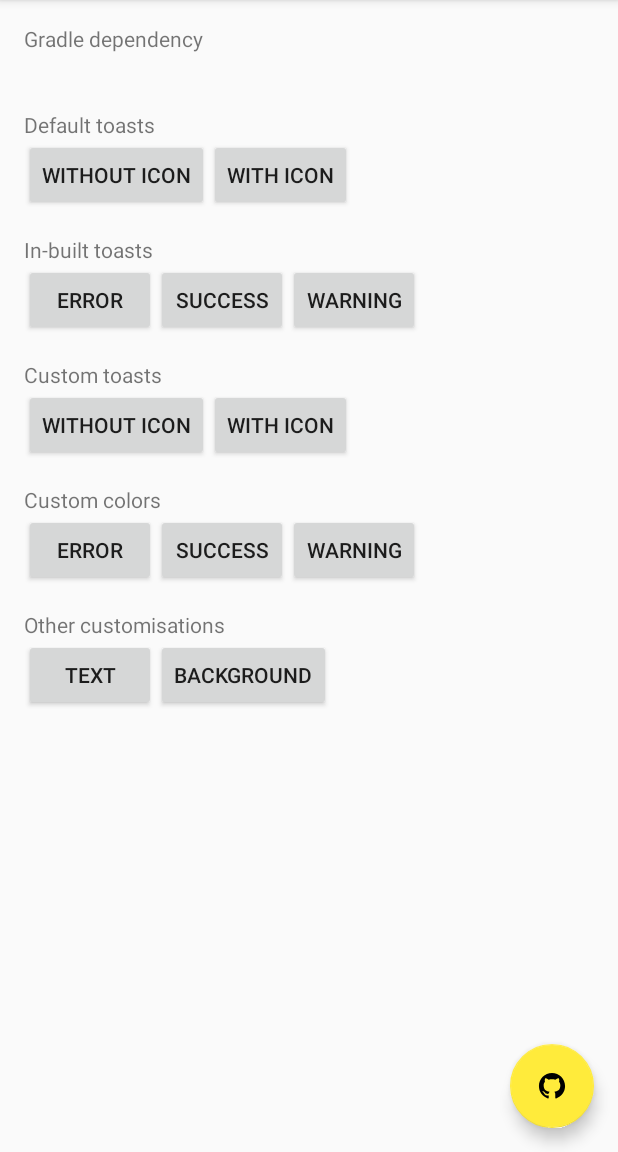
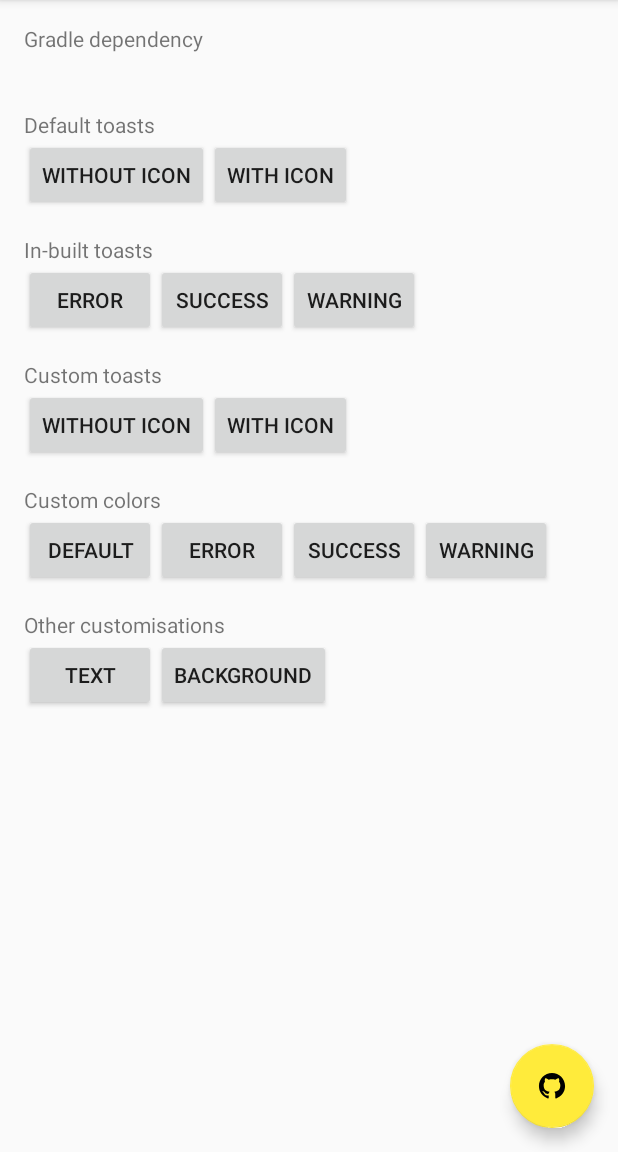
Before and after one commit to pranavpandey/dynamic-toasts, an Android app: the screen it shows after launch (DynamicToastsActivity), on a phone screen of 412 x 824 dp, the part 84-1236 px from its top. Run offline under Robolectric (Android 15) with nearby library versions, the phone set to English and light mode, and no system bars; 2 statements that could not run were skipped.

Commit message:
Add custom colors support for in-built toasts

```diff
--- a/sample/src/main/res/layout/content_dynamic_toasts.xml
+++ b/sample/src/main/res/layout/content_dynamic_toasts.xml
@@ -117,6 +117,12 @@
             android:orientation="horizontal">
 
             <Button
+                android:id="@+id/toast_default_custom"
+                android:layout_width="wrap_content"
+                android:layout_height="wrap_content"
+                android:text="@string/default_custom" />
+
+            <Button
                 android:id="@+id/toast_error_custom"
                 android:layout_width="wrap_content"
                 android:layout_height="wrap_content"
--- a/sample/src/main/res/values/strings.xml
+++ b/sample/src/main/res/values/strings.xml
@@ -13,12 +13,17 @@
     <string name="with_icon">With icon</string>
     <string name="with_icon_desc">A default toast with icon.</string>
     <string name="inbuilt_toasts">In-built toasts</string>
+    <string name="default_custom">Default</string>
+    <string name="default_custom_desc">Custom color for default toast.</string>
+    <string name="error">Error</string>
+    <string name="error_desc">An error has been occured.</string>
+    <string name="error_custom_desc">Custom color for error toast.</string>
     <string name="success">Success</string>
     <string name="success_desc">Task has been completed successfully.</string>
-    <string name="error">Error</string>
-    <string name="error_desc">An error has been occured.</string>
+    <string name="success_custom_desc">Custom color for success toast.</string>
     <string name="warning">Warning</string>
     <string name="warning_desc">This is a warning!</string>
+    <string name="warning_custom_desc">Custom color for warning toast.</string>
     <string name="custom_toasts">Custom toasts</string>
     <string name="custom_desc">Sources are available on GitHub.</string>
     <string name="custom_colors">Custom colors</string>
```
Also changed, not shown: dynamic-toasts/src/main/java/com/pranavpandey/android/dynamic/toasts/DynamicToast.java (+104 -9 lines), sample/src/main/java/com/pranavpandey/android/dynamic/toasts/sample/DynamicToastsActivity.java (+34 -3 lines).
